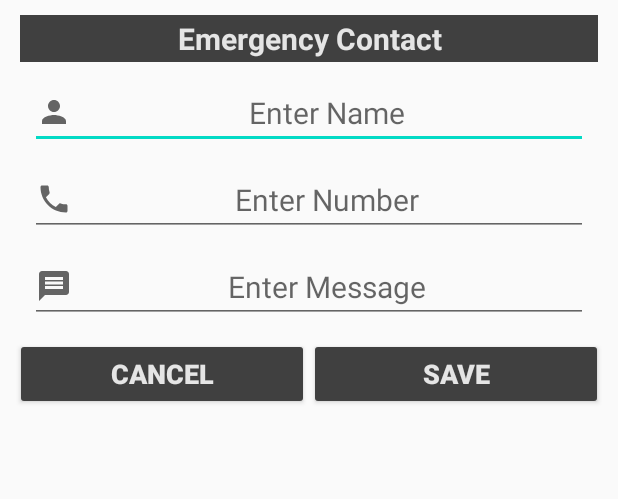
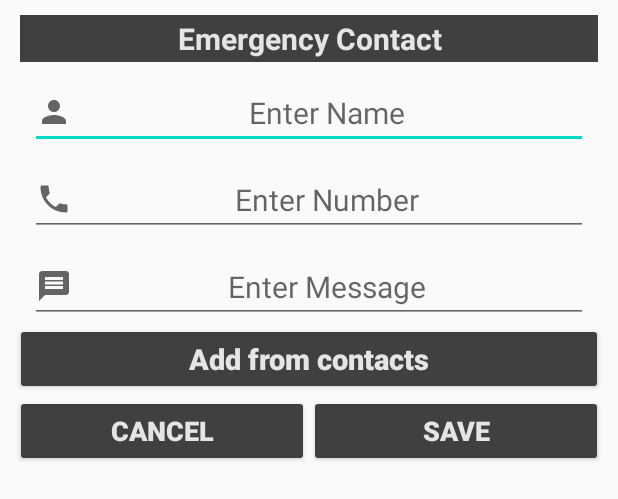
Before and after one commit to surazjaiswal/Fall_Safe, an Android app: the layout edit_emg_contacts.xml on its own in the app's theme, with its tools: preview values and no code run, on a phone screen of 412 x 824 dp. Shown: the top 499 px of the screen. Run offline under Robolectric (Android 15) with nearby library versions, the light colour scheme and no system bars.

Commit message:
Added add from contact feature.

```diff
--- a/app/src/main/AndroidManifest.xml
+++ b/app/src/main/AndroidManifest.xml
@@ -11,6 +11,7 @@
     <uses-permission android:name="android.permission.ACCESS_COARSE_LOCATION" />
     <uses-permission android:name="android.permission.ACCESS_BACKGROUND_LOCATION" />
     <uses-permission android:name="android.permission.RECEIVE_BOOT_COMPLETED" />
+    <uses-permission android:name="android.permission.READ_CONTACTS"/>
     <uses-permission android:name="android.permission.INTERNET" />
     <uses-permission android:name="android.permission.VIBRATE" />
     <uses-permission android:name="android.permission.VIBRATE" />
--- a/app/src/main/res/layout/edit_emg_contacts.xml
+++ b/app/src/main/res/layout/edit_emg_contacts.xml
@@ -7,7 +7,7 @@
         android:layout_width="match_parent"
         android:layout_height="wrap_content"
         android:text="Emergency Contact"
-        android:textSize="20dp"
+        android:textSize="20sp"
         android:gravity="center"
         android:textStyle="bold"
         android:textColor="#e5e5e5"
@@ -20,7 +20,7 @@
         android:id="@+id/edit_Name"
         android:layout_width="match_parent"
         android:layout_height="wrap_content"
-        android:textSize="20dp"
+        android:textSize="20sp"
         android:layout_marginTop="10dp"
         android:hint="Enter Name"
         android:layout_marginHorizontal="20dp"
@@ -31,7 +31,7 @@
         android:id="@+id/edit_Number"
         android:layout_width="match_parent"
         android:layout_height="wrap_content"
-        android:textSize="20dp"
+        android:textSize="20sp"
         android:layout_marginTop="10dp"
         android:inputType="number"
         android:hint="Enter Number"
@@ -43,24 +43,36 @@
         android:id="@+id/edit_Message"
         android:layout_width="match_parent"
         android:layout_height="wrap_content"
-        android:textSize="20dp"
+        android:textSize="20sp"
         android:layout_marginTop="10dp"
         android:hint="Enter Message"
         android:layout_marginHorizontal="20dp"
         android:drawableLeft="@drawable/ic_message"
         android:gravity="center"/>
 
+    <Button
+        android:id="@+id/btn_addContact"
+        android:layout_width="match_parent"
+        android:layout_height="wrap_content"
+        android:layout_marginHorizontal="10dp"
+        android:text="Add from contacts"
+        android:textAllCaps="false"
+        android:textSize="19sp"
+        android:textStyle="bold"
+        android:backgroundTint="#404040"
+        android:textColor="#e5e5e5"/>
+
     <LinearLayout
         android:layout_width="match_parent"
         android:layout_height="wrap_content"
-        android:padding="10dp">
+        android:layout_marginHorizontal="10dp">
 
         <Button
             android:id="@+id/btn_cancel"
             android:layout_width="match_parent"
             android:layout_height="wrap_content"
             android:text="cancel"
-            android:textSize="18dp"
+            android:textSize="18sp"
             android:textStyle="bold"
             android:backgroundTint="#404040"
             android:textColor="#e5e5e5"
@@ -71,7 +83,7 @@
             android:layout_width="match_parent"
             android:layout_height="wrap_content"
             android:text="Save"
-            android:textSize="18dp"
+            android:textSize="18sp"
             android:textStyle="bold"
             android:backgroundTint="#404040"
             android:textColor="#e5e5e5"
--- a/app/src/main/res/values/strings.xml
+++ b/app/src/main/res/values/strings.xml
@@ -1,7 +1,7 @@
 <resources>
 
     <string name="app_name">Epilepsy Care</string>
-    <string name="cpyRight">© SuraJ</string>
+    <string name="cpyRight">Made By SuraJ</string>
     <string name="emgName">com.example.epilepsycare.emgname</string>
     <string name="emgNumber">com.example.epilepsycare.emgnumber</string>
     <string name="emgMessage">com.example.epilepsycare.emgmessage</string>
```
Also changed, not shown: app/src/main/java/com/example/epilepsycare/MainActivity.java (+81 -6 lines), app/src/main/java/com/example/epilepsycare/MyService.java (+17 -7 lines), app/src/main/res/layout/about.xml (+5 -5 lines), app/src/main/res/layout/activity_main.xml (+19 -18 lines), app/src/main/res/layout/emg_contacts.xml (+5 -5 lines), app/src/main/res/layout/fall_card.xml (+6 -4 lines), app/src/main/res/layout/help_window.xml (+8 -8 lines).
